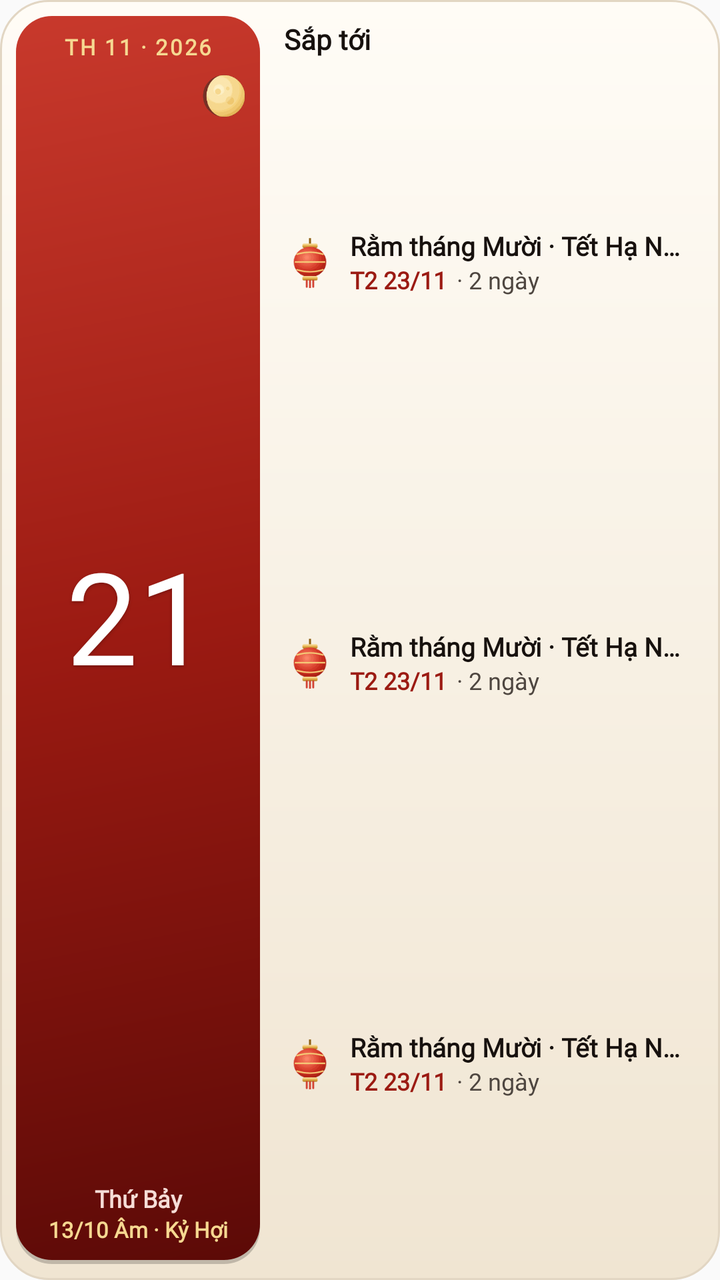
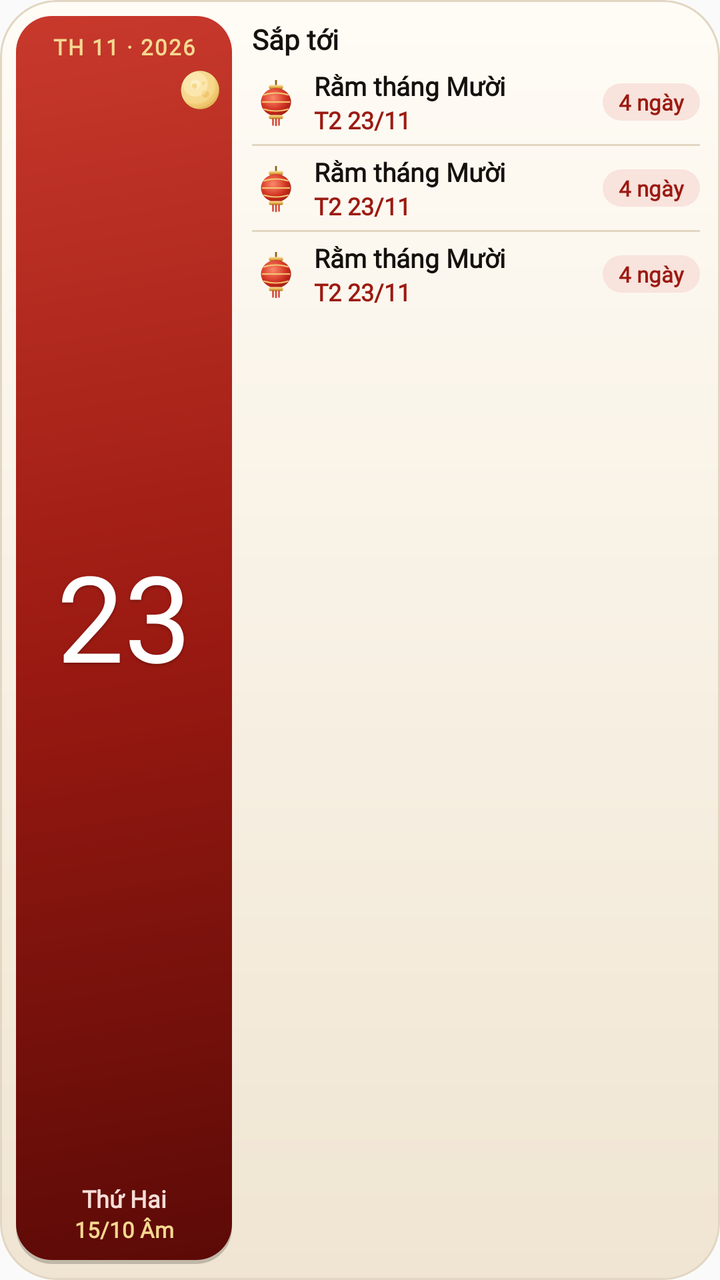

Before-and-after screenshots of an Android layout around one commit, followed by the original layout XML and the change that was made.
<!-- AndroidManifest.xml: application theme AppTheme -->
<!-- res/layout/widget_agenda.xml -->
<?xml version="1.0" encoding="utf-8"?>
<LinearLayout xmlns:android="http://schemas.android.com/apk/res/android" android:id="@+id/root" android:layout_width="match_parent" android:layout_height="match_parent"
    android:background="@drawable/widget_bg" android:orientation="horizontal" android:padding="8dp">
    <FrameLayout android:layout_width="122dp" android:layout_height="match_parent">
    <LinearLayout android:layout_width="match_parent" android:layout_height="match_parent" android:orientation="vertical"
        android:background="@drawable/widget_lacquer_panel" android:gravity="center_horizontal" android:paddingTop="8dp" android:paddingBottom="10dp">
        <TextView android:id="@+id/band" android:layout_width="match_parent" android:layout_height="wrap_content" android:gravity="center" android:fontFamily="@font/be_vietnam_pro"
            android:text="TH 11 · 2026" android:textColor="@color/widget_on_lacquer_gold" android:textSize="11sp" android:textStyle="bold" android:letterSpacing="0.08" />
        <TextView android:id="@+id/day" android:layout_width="match_parent" android:layout_height="0dp" android:layout_weight="1" android:fontFamily="@font/noto_serif_digits"
            android:gravity="center" android:text="21" android:textColor="@color/widget_on_accent" android:includeFontPadding="false" android:maxLines="1"
            android:textSize="46sp" android:autoSizeTextType="uniform" android:autoSizeMinTextSize="24sp" android:autoSizeMaxTextSize="64sp" android:shadowColor="#40000000" android:shadowDy="2" android:shadowRadius="4" />
        <TextView android:id="@+id/weekday" android:layout_width="match_parent" android:layout_height="wrap_content" android:gravity="center" android:fontFamily="@font/be_vietnam_pro"
            android:text="Thứ Bảy" android:textColor="@color/widget_on_lacquer_soft" android:textSize="12sp" android:textStyle="bold" />
        <TextView android:id="@+id/lunar" android:layout_width="match_parent" android:layout_height="wrap_content" android:gravity="center" android:fontFamily="@font/be_vietnam_pro"
            android:maxLines="1" android:ellipsize="end" android:paddingLeft="4dp" android:paddingRight="4dp"
            android:text="13/10 Âm · Kỷ Hợi" android:textColor="@color/widget_on_lacquer_gold" android:textSize="11sp" android:textStyle="bold" />
    </LinearLayout>
    <ImageView android:id="@+id/moon" android:layout_width="24dp" android:layout_height="24dp" android:layout_gravity="top|end" android:layout_marginTop="28dp" android:layout_marginRight="6dp"
        android:src="@drawable/widget_moon_13" android:contentDescription="Trăng hôm nay" />
    </FrameLayout>
    <LinearLayout android:layout_width="0dp" android:layout_height="match_parent" android:layout_weight="1"
        android:orientation="vertical" android:paddingLeft="12dp" android:paddingRight="6dp" android:paddingTop="2dp">
        <TextView android:layout_width="match_parent" android:layout_height="wrap_content" android:text="Sắp tới" android:fontFamily="@font/be_vietnam_pro"
            android:textColor="@color/widget_ink" android:textSize="14sp" android:textStyle="bold" android:paddingBottom="2dp" />
        <TextView android:id="@+id/empty" android:layout_width="match_parent" android:layout_height="wrap_content" android:visibility="gone" android:fontFamily="@font/be_vietnam_pro"
            android:text="Không có sự kiện trong 4 tháng tới" android:textColor="@color/widget_muted" android:textSize="12sp" />
        <LinearLayout android:layout_width="match_parent" android:layout_height="match_parent" android:orientation="vertical">
            <LinearLayout android:id="@+id/row0" android:layout_width="match_parent" android:layout_height="0dp" android:layout_weight="1"
                android:orientation="horizontal" android:gravity="center_vertical">
                <ImageView android:id="@+id/dot0" android:layout_width="26dp" android:layout_height="26dp" android:src="@drawable/widget_ic_moon" android:contentDescription="Loại ngày" />
                <LinearLayout android:layout_width="0dp" android:layout_height="wrap_content" android:layout_weight="1" android:orientation="vertical" android:paddingLeft="7dp">
                    <TextView android:id="@+id/title0" android:layout_width="match_parent" android:layout_height="wrap_content" android:fontFamily="@font/be_vietnam_pro"
                        android:maxLines="1" android:ellipsize="end" android:text="Rằm tháng Mười · Tết Hạ Nguyên" android:textColor="@color/widget_ink" android:textSize="13sp" android:textStyle="bold" />
                    <LinearLayout android:layout_width="match_parent" android:layout_height="wrap_content" android:orientation="horizontal">
                        <TextView android:id="@+id/date0" android:layout_width="wrap_content" android:layout_height="wrap_content" android:fontFamily="@font/be_vietnam_pro"
                            android:text="T2 23/11" android:textColor="@color/widget_accent" android:textSize="12sp" android:textStyle="bold" />
                        <TextView android:id="@+id/count0" android:layout_width="wrap_content" android:layout_height="wrap_content" android:paddingLeft="5dp" android:fontFamily="@font/be_vietnam_pro"
                            android:text="· 2 ngày" android:textColor="@color/widget_muted" android:textSize="12sp" />
                    </LinearLayout>
                </LinearLayout>
            </LinearLayout>
            <LinearLayout android:id="@+id/row1" android:layout_width="match_parent" android:layout_height="0dp" android:layout_weight="1"
                android:orientation="horizontal" android:gravity="center_vertical">
                <ImageView android:id="@+id/dot1" android:layout_width="26dp" android:layout_height="26dp" android:src="@drawable/widget_ic_moon" android:contentDescription="Loại ngày" />
                <LinearLayout android:layout_width="0dp" android:layout_height="wrap_content" android:layout_weight="1" android:orientation="vertical" android:paddingLeft="7dp">
                    <TextView android:id="@+id/title1" android:layout_width="match_parent" android:layout_height="wrap_content" android:fontFamily="@font/be_vietnam_pro"
                        android:maxLines="1" android:ellipsize="end" android:text="Rằm tháng Mười · Tết Hạ Nguyên" android:textColor="@color/widget_ink" android:textSize="13sp" android:textStyle="bold" />
                    <LinearLayout android:layout_width="match_parent" android:layout_height="wrap_content" android:orientation="horizontal">
                        <TextView android:id="@+id/date1" android:layout_width="wrap_content" android:layout_height="wrap_content" android:fontFamily="@font/be_vietnam_pro"
                            android:text="T2 23/11" android:textColor="@color/widget_accent" android:textSize="12sp" android:textStyle="bold" />
                        <TextView android:id="@+id/count1" android:layout_width="wrap_content" android:layout_height="wrap_content" android:paddingLeft="5dp" android:fontFamily="@font/be_vietnam_pro"
                            android:text="· 2 ngày" android:textColor="@color/widget_muted" android:textSize="12sp" />
                    </LinearLayout>
                </LinearLayout>
            </LinearLayout>
            <LinearLayout android:id="@+id/row2" android:layout_width="match_parent" android:layout_height="0dp" android:layout_weight="1"
                android:orientation="horizontal" android:gravity="center_vertical">
                <ImageView android:id="@+id/dot2" android:layout_width="26dp" android:layout_height="26dp" android:src="@drawable/widget_ic_moon" android:contentDescription="Loại ngày" />
                <LinearLayout android:layout_width="0dp" android:layout_height="wrap_content" android:layout_weight="1" android:orientation="vertical" android:paddingLeft="7dp">
                    <TextView android:id="@+id/title2" android:layout_width="match_parent" android:layout_height="wrap_content" android:fontFamily="@font/be_vietnam_pro"
                        android:maxLines="1" android:ellipsize="end" android:text="Rằm tháng Mười · Tết Hạ Nguyên" android:textColor="@color/widget_ink" android:textSize="13sp" android:textStyle="bold" />
                    <LinearLayout android:layout_width="match_parent" android:layout_height="wrap_content" android:orientation="horizontal">
                        <TextView android:id="@+id/date2" android:layout_width="wrap_content" android:layout_height="wrap_content" android:fontFamily="@font/be_vietnam_pro"
                            android:text="T2 23/11" android:textColor="@color/widget_accent" android:textSize="12sp" android:textStyle="bold" />
                        <TextView android:id="@+id/count2" android:layout_width="wrap_content" android:layout_height="wrap_content" android:paddingLeft="5dp" android:fontFamily="@font/be_vietnam_pro"
                            android:text="· 2 ngày" android:textColor="@color/widget_muted" android:textSize="12sp" />
                    </LinearLayout>
                </LinearLayout>
            </LinearLayout>
            <LinearLayout android:id="@+id/row3" android:layout_width="match_parent" android:layout_height="0dp" android:layout_weight="1"
                android:orientation="horizontal" android:gravity="center_vertical" android:visibility="gone">
                <ImageView android:id="@+id/dot3" android:layout_width="26dp" android:layout_height="26dp" android:src="@drawable/widget_ic_moon" android:contentDescription="Loại ngày" />
                <LinearLayout android:layout_width="0dp" android:layout_height="wrap_content" android:layout_weight="1" android:orientation="vertical" android:paddingLeft="7dp">
                    <TextView android:id="@+id/title3" android:layout_width="match_parent" android:layout_height="wrap_content" android:fontFamily="@font/be_vietnam_pro"
                        android:maxLines="1" android:ellipsize="end" android:text="Rằm tháng Mười · Tết Hạ Nguyên" android:textColor="@color/widget_ink" android:textSize="13sp" android:textStyle="bold" />
                    <LinearLayout android:layout_width="match_parent" android:layout_height="wrap_content" android:orientation="horizontal">
                        <TextView android:id="@+id/date3" android:layout_width="wrap_content" android:layout_height="wrap_content" android:fontFamily="@font/be_vietnam_pro"
                            android:text="T2 23/11" android:textColor="@color/widget_accent" android:textSize="12sp" android:textStyle="bold" />
                        <TextView android:id="@+id/count3" android:layout_width="wrap_content" android:layout_height="wrap_content" android:paddingLeft="5dp" android:fontFamily="@font/be_vietnam_pro"
                            android:text="· 2 ngày" android:textColor="@color/widget_muted" android:textSize="12sp" />
                    </LinearLayout>
                </LinearLayout>
            </LinearLayout>
        </LinearLayout>
    </LinearLayout>
</LinearLayout>
<!-- resources referenced by this layout -->
<resources>
  <color name="widget_accent">#9B1A12</color>
  <color name="widget_ink">#17110E</color>
  <color name="widget_muted">#4E4640</color>
  <color name="widget_on_accent">#FFFFFF</color>
  <color name="widget_on_lacquer_gold">#F6D891</color>
  <color name="widget_on_lacquer_soft">#F6DDD7</color>
  <!-- drawable widget_bg (drawable) -->
  <?xml version="1.0" encoding="utf-8"?>
  <layer-list xmlns:android="http://schemas.android.com/apk/res/android">
      <item><shape android:shape="rectangle"><corners android:radius="24dp"/>
          <gradient android:angle="270" android:startColor="@color/widget_paper" android:endColor="@color/widget_paper2"/>
          <stroke android:width="1dp" android:color="@color/widget_line"/></shape></item>
  </layer-list>
  <!-- drawable widget_ic_moon: png bitmap (drawable-nodpi, 2072 bytes) -->
  <!-- drawable widget_lacquer_panel (drawable) -->
  <?xml version="1.0" encoding="utf-8"?>
  <layer-list xmlns:android="http://schemas.android.com/apk/res/android">
      <item android:top="2dp"><shape android:shape="rectangle"><corners android:radius="18dp"/><solid android:color="#33000000"/></shape></item>
      <item android:bottom="2dp"><shape android:shape="rectangle"><corners android:radius="18dp"/>
          <gradient android:angle="315" android:startColor="@color/widget_lacquer_hi" android:centerColor="@color/widget_lacquer" android:endColor="@color/widget_lacquer_deep"/></shape></item>
  </layer-list>
  <!-- drawable widget_moon_13: png bitmap (drawable-nodpi, 1941 bytes) -->
  <style name="AppTheme" parent="Theme.AppCompat.Light.DarkActionBar">
          
          <item name="colorPrimary">@color/colorPrimary</item>
          <item name="colorPrimaryDark">@color/colorPrimaryDark</item>
          <item name="colorAccent">@color/colorAccent</item>
      </style>
  <color name="widget_paper">#FFFCF6</color>
  <color name="widget_paper2">#F0E5D2</color>
  <color name="widget_line">#E2D6C3</color>
  <color name="widget_lacquer_hi">#C8392C</color>
  <color name="widget_lacquer">#9B1A12</color>
  <color name="widget_lacquer_deep">#5C0A07</color>
</resources>

<!-- the commit's change to res/layout/widget_agenda.xml (unified diff, before → after) -->
@@ -1,86 +1,43 @@
 <?xml version="1.0" encoding="utf-8"?>
-<LinearLayout xmlns:android="http://schemas.android.com/apk/res/android" android:id="@+id/root" android:layout_width="match_parent" android:layout_height="match_parent"
-    android:background="@drawable/widget_bg" android:orientation="horizontal" android:padding="8dp">
-    <FrameLayout android:layout_width="122dp" android:layout_height="match_parent">
-    <LinearLayout android:layout_width="match_parent" android:layout_height="match_parent" android:orientation="vertical"
-        android:background="@drawable/widget_lacquer_panel" android:gravity="center_horizontal" android:paddingTop="8dp" android:paddingBottom="10dp">
-        <TextView android:id="@+id/band" android:layout_width="match_parent" android:layout_height="wrap_content" android:gravity="center" android:fontFamily="@font/be_vietnam_pro"
-            android:text="TH 11 · 2026" android:textColor="@color/widget_on_lacquer_gold" android:textSize="11sp" android:textStyle="bold" android:letterSpacing="0.08" />
-        <TextView android:id="@+id/day" android:layout_width="match_parent" android:layout_height="0dp" android:layout_weight="1" android:fontFamily="@font/noto_serif_digits"
-            android:gravity="center" android:text="21" android:textColor="@color/widget_on_accent" android:includeFontPadding="false" android:maxLines="1"
-            android:textSize="46sp" android:autoSizeTextType="uniform" android:autoSizeMinTextSize="24sp" android:autoSizeMaxTextSize="64sp" android:shadowColor="#40000000" android:shadowDy="2" android:shadowRadius="4" />
-        <TextView android:id="@+id/weekday" android:layout_width="match_parent" android:layout_height="wrap_content" android:gravity="center" android:fontFamily="@font/be_vietnam_pro"
-            android:text="Thứ Bảy" android:textColor="@color/widget_on_lacquer_soft" android:textSize="12sp" android:textStyle="bold" />
-        <TextView android:id="@+id/lunar" android:layout_width="match_parent" android:layout_height="wrap_content" android:gravity="center" android:fontFamily="@font/be_vietnam_pro"
-            android:maxLines="1" android:ellipsize="end" android:paddingLeft="4dp" android:paddingRight="4dp"
-            android:text="13/10 Âm · Kỷ Hợi" android:textColor="@color/widget_on_lacquer_gold" android:textSize="11sp" android:textStyle="bold" />
+<LinearLayout xmlns:android="http://schemas.android.com/apk/res/android" android:id="@+id/root" android:layout_width="match_parent" android:layout_height="match_parent" android:background="@drawable/widget_bg" android:orientation="horizontal" android:padding="8dp" android:clipToOutline="true">
+    <FrameLayout android:layout_width="108dp" android:layout_height="match_parent">
+    <LinearLayout android:layout_width="match_parent" android:layout_height="match_parent" android:orientation="vertical" android:background="@drawable/widget_lacquer_panel" android:gravity="center_horizontal" android:paddingTop="8dp" android:paddingBottom="10dp">
+        <TextView android:id="@+id/band" android:layout_width="match_parent" android:layout_height="wrap_content" android:gravity="center" android:fontFamily="@font/be_vietnam_pro" android:maxLines="1" android:text="TH 11 · 2026" android:textColor="@color/widget_on_lacquer_gold" android:textSize="11sp" android:textStyle="bold" android:letterSpacing="0.06" />
+        <TextView android:id="@+id/day" android:layout_width="match_parent" android:layout_height="0dp" android:layout_weight="1" android:fontFamily="@font/noto_serif_digits" android:gravity="center" android:text="23" android:textColor="@color/widget_on_accent" android:includeFontPadding="false" android:maxLines="1"
+            android:textSize="48sp" android:autoSizeTextType="uniform" android:autoSizeMinTextSize="24sp" android:autoSizeMaxTextSize="60sp" android:shadowColor="#40000000" android:shadowDy="2" android:shadowRadius="4" />
+        <TextView android:id="@+id/weekday" android:layout_width="match_parent" android:layout_height="wrap_content" android:gravity="center" android:fontFamily="@font/be_vietnam_pro" android:text="Thứ Hai" android:textColor="@color/widget_on_lacquer_soft" android:textSize="12sp" android:textStyle="bold" />
+        <TextView android:id="@+id/lunar" android:layout_width="match_parent" android:layout_height="wrap_content" android:gravity="center" android:fontFamily="@font/be_vietnam_pro" android:maxLines="1" android:ellipsize="end" android:paddingLeft="4dp" android:paddingRight="4dp" android:text="15/10 Âm" android:textColor="@color/widget_on_lacquer_gold" android:textSize="11sp" android:textStyle="bold" />
     </LinearLayout>
-    <ImageView android:id="@+id/moon" android:layout_width="24dp" android:layout_height="24dp" android:layout_gravity="top|end" android:layout_marginTop="28dp" android:layout_marginRight="6dp"
-        android:src="@drawable/widget_moon_13" android:contentDescription="Trăng hôm nay" />
+    <ImageView android:id="@+id/moon" android:layout_width="22dp" android:layout_height="22dp" android:layout_gravity="top|end" android:layout_marginTop="26dp" android:layout_marginRight="5dp" android:src="@drawable/widget_moon_15" android:contentDescription="Trăng hôm nay" />
     </FrameLayout>
-    <LinearLayout android:layout_width="0dp" android:layout_height="match_parent" android:layout_weight="1"
-        android:orientation="vertical" android:paddingLeft="12dp" android:paddingRight="6dp" android:paddingTop="2dp">
-        <TextView android:layout_width="match_parent" android:layout_height="wrap_content" android:text="Sắp tới" android:fontFamily="@font/be_vietnam_pro"
-            android:textColor="@color/widget_ink" android:textSize="14sp" android:textStyle="bold" android:paddingBottom="2dp" />
-        <TextView android:id="@+id/empty" android:layout_width="match_parent" android:layout_height="wrap_content" android:visibility="gone" android:fontFamily="@font/be_vietnam_pro"
-            android:text="Không có sự kiện trong 4 tháng tới" android:textColor="@color/widget_muted" android:textSize="12sp" />
-        <LinearLayout android:layout_width="match_parent" android:layout_height="match_parent" android:orientation="vertical">
-            <LinearLayout android:id="@+id/row0" android:layout_width="match_parent" android:layout_height="0dp" android:layout_weight="1"
-                android:orientation="horizontal" android:gravity="center_vertical">
-                <ImageView android:id="@+id/dot0" android:layout_width="26dp" android:layout_height="26dp" android:src="@drawable/widget_ic_moon" android:contentDescription="Loại ngày" />
-                <LinearLayout android:layout_width="0dp" android:layout_height="wrap_content" android:layout_weight="1" android:orientation="vertical" android:paddingLeft="7dp">
-                    <TextView android:id="@+id/title0" android:layout_width="match_parent" android:layout_height="wrap_content" android:fontFamily="@font/be_vietnam_pro"
-                        android:maxLines="1" android:ellipsize="end" android:text="Rằm tháng Mười · Tết Hạ Nguyên" android:textColor="@color/widget_ink" android:textSize="13sp" android:textStyle="bold" />
-                    <LinearLayout android:layout_width="match_parent" android:layout_height="wrap_content" android:orientation="horizontal">
-                        <TextView android:id="@+id/date0" android:layout_width="wrap_content" android:layout_height="wrap_content" android:fontFamily="@font/be_vietnam_pro"
-                            android:text="T2 23/11" android:textColor="@color/widget_accent" android:textSize="12sp" android:textStyle="bold" />
-                        <TextView android:id="@+id/count0" android:layout_width="wrap_content" android:layout_height="wrap_content" android:paddingLeft="5dp" android:fontFamily="@font/be_vietnam_pro"
-                            android:text="· 2 ngày" android:textColor="@color/widget_muted" android:textSize="12sp" />
-                    </LinearLayout>
-                </LinearLayout>
+    <LinearLayout android:layout_width="0dp" android:layout_height="match_parent" android:layout_weight="1" android:orientation="vertical" android:paddingLeft="10dp" android:paddingRight="2dp" android:paddingTop="2dp">
+        <TextView android:layout_width="match_parent" android:layout_height="wrap_content" android:text="Sắp tới" android:fontFamily="@font/be_vietnam_pro" android:textColor="@color/widget_ink" android:textSize="14sp" android:textStyle="bold" android:paddingBottom="5dp" />
+        <TextView android:id="@+id/empty" android:layout_width="match_parent" android:layout_height="wrap_content" android:visibility="gone" android:fontFamily="@font/be_vietnam_pro" android:text="Không có sự kiện trong 4 tháng tới" android:textColor="@color/widget_muted" android:textSize="12sp" />
+        <LinearLayout android:id="@+id/row0" android:layout_width="match_parent" android:layout_height="wrap_content" android:orientation="horizontal" android:gravity="center_vertical">
+            <ImageView android:id="@+id/dot0" android:layout_width="24dp" android:layout_height="24dp" android:src="@drawable/widget_ic_moon" android:contentDescription="Loại ngày" />
+            <LinearLayout android:layout_width="0dp" android:layout_height="wrap_content" android:layout_weight="1" android:orientation="vertical" android:paddingLeft="7dp" android:paddingRight="6dp">
+                <TextView android:id="@+id/title0" android:layout_width="match_parent" android:layout_height="wrap_content" android:fontFamily="@font/be_vietnam_pro" android:maxLines="1" android:ellipsize="end" android:text="Rằm tháng Mười" android:textColor="@color/widget_ink" android:textSize="13sp" android:textStyle="bold" />
+                <TextView android:id="@+id/date0" android:layout_width="match_parent" android:layout_height="wrap_content" android:fontFamily="@font/be_vietnam_pro" android:maxLines="1" android:text="T2 23/11" android:textColor="@color/widget_accent" android:textSize="12sp" android:textStyle="bold" />
             </LinearLayout>
-            <LinearLayout android:id="@+id/row1" android:layout_width="match_parent" android:layout_height="0dp" android:layout_weight="1"
-                android:orientation="horizontal" android:gravity="center_vertical">
-                <ImageView android:id="@+id/dot1" android:layout_width="26dp" android:layout_height="26dp" android:src="@drawable/widget_ic_moon" android:contentDescription="Loại ngày" />
-                <LinearLayout android:layout_width="0dp" android:layout_height="wrap_content" android:layout_weight="1" android:orientation="vertical" android:paddingLeft="7dp">
-                    <TextView android:id="@+id/title1" android:layout_width="match_parent" android:layout_height="wrap_content" android:fontFamily="@font/be_vietnam_pro"
-                        android:maxLines="1" android:ellipsize="end" android:text="Rằm tháng Mười · Tết Hạ Nguyên" android:textColor="@color/widget_ink" android:textSize="13sp" android:textStyle="bold" />
-                    <LinearLayout android:layout_width="match_parent" android:layout_height="wrap_content" android:orientation="horizontal">
-                        <TextView android:id="@+id/date1" android:layout_width="wrap_content" android:layout_height="wrap_content" android:fontFamily="@font/be_vietnam_pro"
-                            android:text="T2 23/11" android:textColor="@color/widget_accent" android:textSize="12sp" android:textStyle="bold" />
-                        <TextView android:id="@+id/count1" android:layout_width="wrap_content" android:layout_height="wrap_content" android:paddingLeft="5dp" android:fontFamily="@font/be_vietnam_pro"
-                            android:text="· 2 ngày" android:textColor="@color/widget_muted" android:textSize="12sp" />
-                    </LinearLayout>
-                </LinearLayout>
+            <TextView android:id="@+id/count0" android:layout_width="wrap_content" android:layout_height="wrap_content" android:fontFamily="@font/be_vietnam_pro" android:background="@drawable/widget_pill" android:paddingLeft="8dp" android:paddingRight="8dp" android:paddingTop="2dp" android:paddingBottom="2dp" android:text="4 ngày" android:textColor="@color/widget_accent" android:textSize="11sp" android:textStyle="bold" />
+        </LinearLayout>
+        <FrameLayout android:id="@+id/sep1" android:layout_width="match_parent" android:layout_height="1dp" android:background="@color/widget_line" android:layout_marginTop="4dp" android:layout_marginBottom="4dp" />
+        <LinearLayout android:id="@+id/row1" android:layout_width="match_parent" android:layout_height="wrap_content" android:orientation="horizontal" android:gravity="center_vertical">
+            <ImageView android:id="@+id/dot1" android:layout_width="24dp" android:layout_height="24dp" android:src="@drawable/widget_ic_moon" android:contentDescription="Loại ngày" />
+            <LinearLayout android:layout_width="0dp" android:layout_height="wrap_content" android:layout_weight="1" android:orientation="vertical" android:paddingLeft="7dp" android:paddingRight="6dp">
+                <TextView android:id="@+id/title1" android:layout_width="match_parent" android:layout_height="wrap_content" android:fontFamily="@font/be_vietnam_pro" android:maxLines="1" android:ellipsize="end" android:text="Rằm tháng Mười" android:textColor="@color/widget_ink" android:textSize="13sp" android:textStyle="bold" />
+                <TextView android:id="@+id/date1" android:layout_width="match_parent" android:layout_height="wrap_content" android:fontFamily="@font/be_vietnam_pro" android:maxLines="1" android:text="T2 23/11" android:textColor="@color/widget_accent" android:textSize="12sp" android:textStyle="bold" />
             </LinearLayout>
-            <LinearLayout android:id="@+id/row2" android:layout_width="match_parent" android:layout_height="0dp" android:layout_weight="1"
-                android:orientation="horizontal" android:gravity="center_vertical">
-                <ImageView android:id="@+id/dot2" android:layout_width="26dp" android:layout_height="26dp" android:src="@drawable/widget_ic_moon" android:contentDescription="Loại ngày" />
-                <LinearLayout android:layout_width="0dp" android:layout_height="wrap_content" android:layout_weight="1" android:orientation="vertical" android:paddingLeft="7dp">
-                    <TextView android:id="@+id/title2" android:layout_width="match_parent" android:layout_height="wrap_content" android:fontFamily="@font/be_vietnam_pro"
-                        android:maxLines="1" android:ellipsize="end" android:text="Rằm tháng Mười · Tết Hạ Nguyên" android:textColor="@color/widget_ink" android:textSize="13sp" android:textStyle="bold" />
-                    <LinearLayout android:layout_width="match_parent" android:layout_height="wrap_content" android:orientation="horizontal">
-                        <TextView android:id="@+id/date2" android:layout_width="wrap_content" android:layout_height="wrap_content" android:fontFamily="@font/be_vietnam_pro"
-                            android:text="T2 23/11" android:textColor="@color/widget_accent" android:textSize="12sp" android:textStyle="bold" />
-                        <TextView android:id="@+id/count2" android:layout_width="wrap_content" android:layout_height="wrap_content" android:paddingLeft="5dp" android:fontFamily="@font/be_vietnam_pro"
-                            android:text="· 2 ngày" android:textColor="@color/widget_muted" android:textSize="12sp" />
-                    </LinearLayout>
-                </LinearLayout>
+            <TextView android:id="@+id/count1" android:layout_width="wrap_content" android:layout_height="wrap_content" android:fontFamily="@font/be_vietnam_pro" android:background="@drawable/widget_pill" android:paddingLeft="8dp" android:paddingRight="8dp" android:paddingTop="2dp" android:paddingBottom="2dp" android:text="4 ngày" android:textColor="@color/widget_accent" android:textSize="11sp" android:textStyle="bold" />
+        </LinearLayout>
+        <FrameLayout android:id="@+id/sep2" android:layout_width="match_parent" android:layout_height="1dp" android:background="@color/widget_line" android:layout_marginTop="4dp" android:layout_marginBottom="4dp" />
+        <LinearLayout android:id="@+id/row2" android:layout_width="match_parent" android:layout_height="wrap_content" android:orientation="horizontal" android:gravity="center_vertical">
+            <ImageView android:id="@+id/dot2" android:layout_width="24dp" android:layout_height="24dp" android:src="@drawable/widget_ic_moon" android:contentDescription="Loại ngày" />
+            <LinearLayout android:layout_width="0dp" android:layout_height="wrap_content" android:layout_weight="1" android:orientation="vertical" android:paddingLeft="7dp" android:paddingRight="6dp">
+                <TextView android:id="@+id/title2" android:layout_width="match_parent" android:layout_height="wrap_content" android:fontFamily="@font/be_vietnam_pro" android:maxLines="1" android:ellipsize="end" android:text="Rằm tháng Mười" android:textColor="@color/widget_ink" android:textSize="13sp" android:textStyle="bold" />
+                <TextView android:id="@+id/date2" android:layout_width="match_parent" android:layout_height="wrap_content" android:fontFamily="@font/be_vietnam_pro" android:maxLines="1" android:text="T2 23/11" android:textColor="@color/widget_accent" android:textSize="12sp" android:textStyle="bold" />
             </LinearLayout>
-            <LinearLayout android:id="@+id/row3" android:layout_width="match_parent" android:layout_height="0dp" android:layout_weight="1"
-                android:orientation="horizontal" android:gravity="center_vertical" android:visibility="gone">
-                <ImageView android:id="@+id/dot3" android:layout_width="26dp" android:layout_height="26dp" android:src="@drawable/widget_ic_moon" android:contentDescription="Loại ngày" />
-                <LinearLayout android:layout_width="0dp" android:layout_height="wrap_content" android:layout_weight="1" android:orientation="vertical" android:paddingLeft="7dp">
-                    <TextView android:id="@+id/title3" android:layout_width="match_parent" android:layout_height="wrap_content" android:fontFamily="@font/be_vietnam_pro"
-                        android:maxLines="1" android:ellipsize="end" android:text="Rằm tháng Mười · Tết Hạ Nguyên" android:textColor="@color/widget_ink" android:textSize="13sp" android:textStyle="bold" />
-                    <LinearLayout android:layout_width="match_parent" android:layout_height="wrap_content" android:orientation="horizontal">
-                        <TextView android:id="@+id/date3" android:layout_width="wrap_content" android:layout_height="wrap_content" android:fontFamily="@font/be_vietnam_pro"
-                            android:text="T2 23/11" android:textColor="@color/widget_accent" android:textSize="12sp" android:textStyle="bold" />
-                        <TextView android:id="@+id/count3" android:layout_width="wrap_content" android:layout_height="wrap_content" android:paddingLeft="5dp" android:fontFamily="@font/be_vietnam_pro"
-                            android:text="· 2 ngày" android:textColor="@color/widget_muted" android:textSize="12sp" />
-                    </LinearLayout>
-                </LinearLayout>
-            </LinearLayout>
+            <TextView android:id="@+id/count2" android:layout_width="wrap_content" android:layout_height="wrap_content" android:fontFamily="@font/be_vietnam_pro" android:background="@drawable/widget_pill" android:paddingLeft="8dp" android:paddingRight="8dp" android:paddingTop="2dp" android:paddingBottom="2dp" android:text="4 ngày" android:textColor="@color/widget_accent" android:textSize="11sp" android:textStyle="bold" />
         </LinearLayout>
     </LinearLayout>
 </LinearLayout>
<!-- resource entries referenced after the edit -->
@@ -9,7 +9,7 @@
   <!-- drawable widget_bg (drawable) -->
   <?xml version="1.0" encoding="utf-8"?>
   <layer-list xmlns:android="http://schemas.android.com/apk/res/android">
-      <item><shape android:shape="rectangle"><corners android:radius="24dp"/>
+      <item><shape android:shape="rectangle"><corners android:radius="@dimen/widget_radius"/>
           <gradient android:angle="270" android:startColor="@color/widget_paper" android:endColor="@color/widget_paper2"/>
           <stroke android:width="1dp" android:color="@color/widget_line"/></shape></item>
   </layer-list>
@@ -21,18 +21,23 @@
       <item android:bottom="2dp"><shape android:shape="rectangle"><corners android:radius="18dp"/>
           <gradient android:angle="315" android:startColor="@color/widget_lacquer_hi" android:centerColor="@color/widget_lacquer" android:endColor="@color/widget_lacquer_deep"/></shape></item>
   </layer-list>
-  <!-- drawable widget_moon_13: png bitmap (drawable-nodpi, 1941 bytes) -->
+  <!-- drawable widget_moon_15: png bitmap (drawable-nodpi, 1860 bytes) -->
+  <!-- drawable widget_pill (drawable) -->
+  <?xml version="1.0" encoding="utf-8"?>
+  <shape xmlns:android="http://schemas.android.com/apk/res/android" android:shape="rectangle"><corners android:radius="999dp"/><solid android:color="@color/widget_accent_soft"/></shape>
   <style name="AppTheme" parent="Theme.AppCompat.Light.DarkActionBar">
           
           <item name="colorPrimary">@color/colorPrimary</item>
           <item name="colorPrimaryDark">@color/colorPrimaryDark</item>
           <item name="colorAccent">@color/colorAccent</item>
       </style>
+  <dimen name="widget_radius">24dp</dimen>
   <color name="widget_paper">#FFFCF6</color>
   <color name="widget_paper2">#F0E5D2</color>
   <color name="widget_line">#E2D6C3</color>
   <color name="widget_lacquer_hi">#C8392C</color>
   <color name="widget_lacquer">#9B1A12</color>
   <color name="widget_lacquer_deep">#5C0A07</color>
+  <color name="widget_accent_soft">#F8E3DD</color>
 </resources>
 
